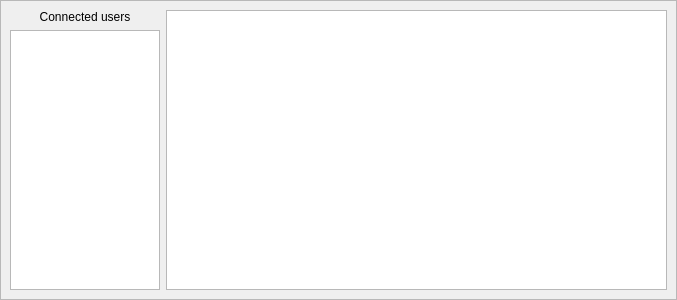
Qt form Serveur/ServerManagement.ui (nowbey/GuppyChat) before a commit.
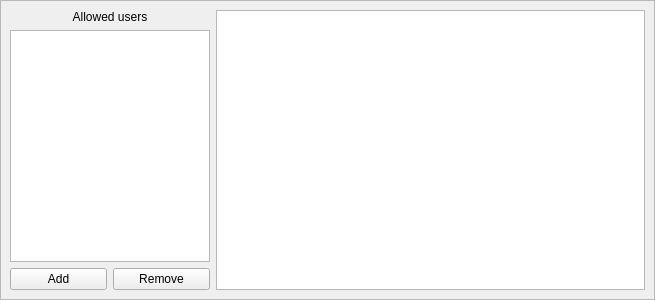
The same form after that commit.

Commit message: Server & client: Add database, add server interface to add & remove user, add credentials check before accept users #12

Patch:
```diff
--- a/Serveur/ServerManagement.ui
+++ b/Serveur/ServerManagement.ui
@@ -6,7 +6,7 @@
    <rect>
     <x>0</x>
     <y>0</y>
-    <width>677</width>
+    <width>655</width>
     <height>300</height>
    </rect>
   </property>
@@ -35,30 +35,48 @@
       <enum>QFrame::Raised</enum>
      </property>
      <layout class="QGridLayout" name="gridLayout_2">
-      <item row="1" column="0">
-       <widget class="QListWidget" name="Userslist">
-        <property name="maximumSize">
-         <size>
-          <width>150</width>
-          <height>16777215</height>
-         </size>
-        </property>
-       </widget>
-      </item>
       <item row="0" column="0">
        <widget class="QLabel" name="label">
         <property name="layoutDirection">
          <enum>Qt::LeftToRight</enum>
         </property>
         <property name="text">
-         <string>Connected users</string>
+         <string>Allowed users</string>
         </property>
         <property name="alignment">
          <set>Qt::AlignCenter</set>
         </property>
        </widget>
       </item>
-      <item row="0" column="1" rowspan="2">
+      <item row="1" column="0">
+       <widget class="QListWidget" name="Userslist">
+        <property name="maximumSize">
+         <size>
+          <width>200</width>
+          <height>16777215</height>
+         </size>
+        </property>
+       </widget>
+      </item>
+      <item row="2" column="0">
+       <layout class="QHBoxLayout" name="horizontalLayout">
+        <item>
+         <widget class="QPushButton" name="pushButton">
+          <property name="text">
+           <string>Add</string>
+          </property>
+         </widget>
+        </item>
+        <item>
+         <widget class="QPushButton" name="pushButton_2">
+          <property name="text">
+           <string>Remove</string>
+          </property>
+         </widget>
+        </item>
+       </layout>
+      </item>
+      <item row="0" column="1" rowspan="3">
        <widget class="QTextEdit" name="ServerLogs">
         <property name="baseSize">
          <size>
```
Left out of the diff: 2 changed lines with no effect on the pictures. The commit also changes 20 other files.
